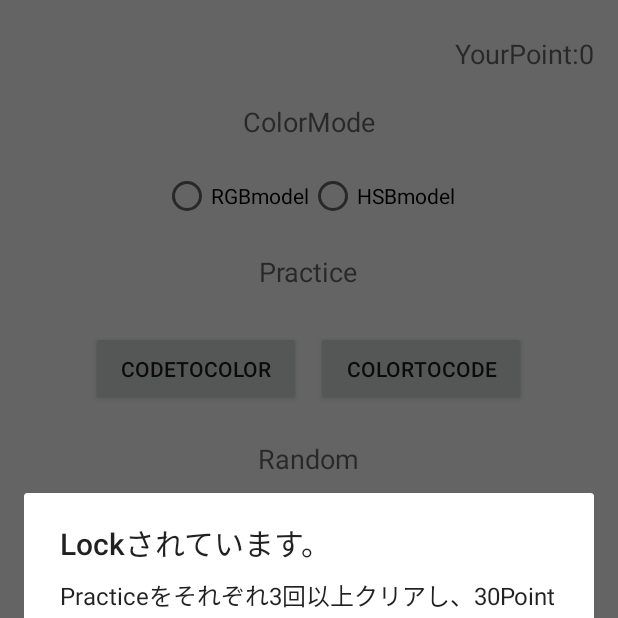
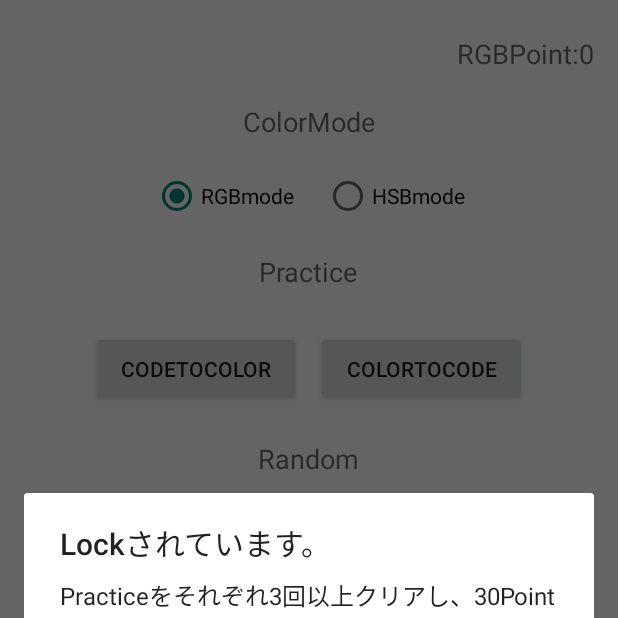
Before and after one commit to AkihiroTokai/ColorCodeQuiz, an Android app: the screen it shows after launch (MenuActivity), after a tap on "LEVEL1～5", on a phone screen of 412 x 824 dp, the top half of it. Run offline under Robolectric (Android 15) with nearby library versions, the phone set to English and light mode, and no system bars; libraries missing offline, so code that uses them is left out: com.beardedhen.androidbootstrap, com.facebook; plain views replace BootstrapButton; 3 statements that could not run were skipped.

Commit message:
HSB init Menu

```diff
--- a/app/src/main/java/com/example/owner/colorcodequiz/MenuActivity.java
+++ b/app/src/main/java/com/example/owner/colorcodequiz/MenuActivity.java
@@ -20,12 +20,18 @@ public class MenuActivity extends AppCompatActivity {
     private TextView nowPointview;
     private TextView mode;
     private int colormode;
-    private int nowPoint;
+
+    private int RGB_nowPoint;
+    private int RGB_ull_CodetoColor;
+    private int RGB_ull_ColortoCode;
+    private int RGB_nocomp_CodetoColor0;
+    private int RGB_nocomp_ColortoCode0;
+
     private int HSB_nowPoint;
-    private int ull_CodetoColor;
-    private int ull_ColortoCode;
-    private int nocomp_CodetoColor0;
-    private int nocomp_ColortoCode0;
+    private int HSB_ull_CodetoColor;
+    private int HSB_ull_ColortoCode;
+    private int HSB_nocomp_CodetoColor0;
+    private int HSB_nocomp_ColortoCode0;
 
 
     @Override
@@ -35,7 +41,7 @@ public class MenuActivity extends AppCompatActivity {
 
         nowPointview = (TextView) findViewById(R.id.nowPointview);
         mode =(TextView)findViewById(R.id.mode);
-
+        colormode = 1;
        /* ParseQuery<getData> parseQuery = new ParseQuery<>(getData.class);
         parseQuery.findInBackground(new FindCallback<getData>() {
             @Override
@@ -80,24 +86,40 @@ public class MenuActivity extends AppCompatActivity {
 
         //getData（SharedPreference)
         SharedPreferences getData = getSharedPreferences("DataSave", Context.MODE_PRIVATE);
-        ull_CodetoColor = getData.getInt("ull_CodetoColor",0 );
-        ull_ColortoCode = getData.getInt("ull_ColortoCode",0);
-        nowPoint = getData.getInt("nowPoint",0);
-        nocomp_CodetoColor0 = getData.getInt("nocomp_CodetoColor",0);
-        nocomp_ColortoCode0 = getData.getInt("nocomp_ColortoCode0",0);
+        RGB_ull_CodetoColor = getData.getInt("RGB_ull_CodetoColor",0 );
+        RGB_ull_ColortoCode = getData.getInt("RGB_ull_ColortoCode",0);
+        RGB_nowPoint = getData.getInt("RGB_nowPoint",0);
+        RGB_nocomp_CodetoColor0 = getData.getInt("RGB_nocomp_CodetoColor",0);
+        RGB_nocomp_ColortoCode0 = getData.getInt("RGB_nocomp_ColortoCode0",0);
 
-        nowPointview.setText("YourPoint:"+nowPoint);
+        HSB_ull_CodetoColor = getData.getInt("HSB_ull_CodetoColor",0 );
+        HSB_ull_ColortoCode = getData.getInt("HSB_ull_ColortoCode",0);
+        HSB_nowPoint = getData.getInt("HSB_nowPoint",0);
+        HSB_nocomp_CodetoColor0 = getData.getInt("HSB_nocomp_CodetoColor",0);
+        HSB_nocomp_ColortoCode0 = getData.getInt("HSB_nocomp_ColortoCode0",0);
+
+        nowPointview.setText("RGBPoint:" + RGB_nowPoint);
 
         //changeIcon
-        if (ull_CodetoColor >= 1 || ull_ColortoCode >= 1) {
+        if (colormode == 1) {
+            if (RGB_ull_CodetoColor >= 1 || RGB_ull_ColortoCode >= 1) {
                 BootstrapButton tomenu2 = (BootstrapButton) findViewById(R.id.tomenu2);
                 tomenu2.setLeftIcon("fa-unlock");
             }
-        if (ull_CodetoColor >= 6 || ull_ColortoCode >= 6) {
+            if (RGB_ull_CodetoColor >= 6 || RGB_ull_ColortoCode >= 6) {
                 BootstrapButton tomenu3 = (BootstrapButton) findViewById(R.id.tomenu3);
                 tomenu3.setLeftIcon("fa-unlock");
             }
-
+        }else if (colormode == 2) {
+            if (HSB_ull_CodetoColor >= 1 || HSB_ull_ColortoCode >= 1) {
+                BootstrapButton tomenu2 = (BootstrapButton) findViewById(R.id.tomenu2);
+                tomenu2.setLeftIcon("fa-unlock");
+            }
+            if (HSB_ull_CodetoColor >= 6 || HSB_ull_ColortoCode >= 6) {
+                BootstrapButton tomenu3 = (BootstrapButton) findViewById(R.id.tomenu3);
+                tomenu3.setLeftIcon("fa-unlock");
+            }
+        }
 
     }
 
@@ -108,19 +130,33 @@ public class MenuActivity extends AppCompatActivity {
 
     public void selectRGB(View v){
          colormode = 1;
-         nowPointview.setText(nowPoint);
+         nowPointview.setText("RGBPoint:"+RGB_nowPoint);
     }
 
     public void selectHSB (View v){
         colormode = 2;
-        nowPointview.setText(HSB_nowPoint);
+        nowPointview.setText("HSBPoint"+HSB_nowPoint);
     }
 
     public void tomenu2(View v) {
-        if (ull_CodetoColor>=1||ull_CodetoColor>=1) {
+        if (colormode == 1) {
+            if (RGB_ull_CodetoColor >= 1 || RGB_ull_CodetoColor >= 1) {
                 Intent intent = new Intent(MenuActivity.this, menu2Activity.class);
+                intent.putExtra("colormode", colormode);
                 startActivity(intent);
-        } else{
+            } else {
+                new AlertDialog.Builder(MenuActivity.this)
+                        .setTitle("Lockされています。")
+                        .setMessage("Practiceをそれぞれ3回以上クリアし、30Point以上獲得してください。")
+                        .setPositiveButton("OK", null)
+                        .show();
+            }
+        } else if (colormode == 2) {
+            if (HSB_ull_CodetoColor >= 1 || HSB_ull_CodetoColor >= 1) {
+                Intent intent = new Intent(MenuActivity.this, menu2Activity.class);
+                intent.putExtra("colormode", colormode);
+                startActivity(intent);
+            } else {
                 new AlertDialog.Builder(MenuActivity.this)
                         .setTitle("Lockされています。")
                         .setMessage("Practiceをそれぞれ3回以上クリアし、30Point以上獲得してください。")
@@ -128,29 +164,53 @@ public class MenuActivity extends AppCompatActivity {
                         .show();
             }
         }
+    }
+
 
     public void tomenu3(View v) {
-        if (ull_CodetoColor >= 6||ull_CodetoColor >= 6) {
+        if (colormode == 1) {
+            if (RGB_ull_CodetoColor >= 6 || RGB_ull_CodetoColor >= 6) {
                 Intent intent = new Intent(MenuActivity.this, menu3Activity.class);
+                intent.putExtra("colormode", colormode);
                 startActivity(intent);
-        } else{
+            } else {
                 new AlertDialog.Builder(MenuActivity.this)
                         .setTitle("Lockされています。")
                         .setMessage("レベル6をUnLockしてください。")
-                    .setPositiveButton("OK",null)
+                        .setPositiveButton("OK", null)
                         .show();
+            }
+        }else if (colormode ==2){
+            if (HSB_ull_CodetoColor >= 6 || HSB_ull_CodetoColor >= 6) {
+                Intent intent = new Intent(MenuActivity.this, menu3Activity.class);
+                intent.putExtra("colormode", colormode);
+                startActivity(intent);
+            } else {
+                new AlertDialog.Builder(MenuActivity.this)
+                        .setTitle("Lockされています。")
+                        .setMessage("レベル6をUnLockしてください。")
+                        .setPositiveButton("OK", null)
+                        .show();
+            }
         }
     }
 
     public void CodetoColor_practice (View v){
+        int thisnocomp = 0;
+        if(colormode == 1){
+           thisnocomp = RGB_nocomp_CodetoColor0;
+        } else if (colormode == 2){
+           thisnocomp = HSB_nocomp_CodetoColor0;
+        }
         new AlertDialog.Builder(MenuActivity.this)
                 .setTitle("CodetoColor_praciceをStartしますか？")
-                .setMessage("問題は10問です。"+ nocomp_CodetoColor0 +"回クリアしています。")
+                .setMessage("問題は10問です。"+ thisnocomp +"回クリアしています。")
                 .setPositiveButton("OK", new DialogInterface.OnClickListener() {
                     @Override
                     public void onClick(DialogInterface dialog, int which) {
                         // OK button pressed
                         Intent intent = new Intent(MenuActivity.this, MainActivity.class);
+                        intent.putExtra("colormode",colormode);
                         startActivity(intent);
                     }
                 })
@@ -159,14 +219,21 @@ public class MenuActivity extends AppCompatActivity {
     }
 
     public void ColortoCode_practice (View v){
+        int thisnocomp = 0;
+        if(colormode == 1){
+            thisnocomp = RGB_nocomp_CodetoColor0;
+        } else if (colormode == 2){
+            thisnocomp = HSB_nocomp_CodetoColor0;
+        }
         new AlertDialog.Builder(MenuActivity.this)
                 .setTitle("CodetoColor_praciceをStartしますか？")
-                .setMessage("問題は10問です。"+ nocomp_ColortoCode0 +"回クリアしています。")
+                .setMessage("問題は10問です。"+ thisnocomp +"回クリアしています。")
                 .setPositiveButton("OK", new DialogInterface.OnClickListener() {
                     @Override
                     public void onClick(DialogInterface dialog, int which) {
                         // OK button pressed
                         Intent intent = new Intent(MenuActivity.this, ColortoCode_practiceActivity.class);
+                        intent.putExtra("colormode",colormode);
                         startActivity(intent);
                     }
                 })
@@ -174,15 +241,7 @@ public class MenuActivity extends AppCompatActivity {
                 .show();
     }
 
-     public void menu2 (View v) {
-         Intent intent = new Intent(MenuActivity.this, menu2Activity.class);
-         startActivity(intent);
-     }
 
-    public void menu3 (View v) {
-        Intent intent = new Intent(MenuActivity.this, menu3Activity.class);
-        startActivity(intent);
-    }
 
     @Override
     public boolean onCreateOptionsMenu(Menu menu) {
--- a/app/src/main/res/layout/activity_menu.xml
+++ b/app/src/main/res/layout/activity_menu.xml
@@ -50,20 +50,30 @@
         android:layout_height="50dp"
         android:weightSum="1"
         android:gravity="center">
+        <RadioGroup
+            android:id="@+id/radiogroup"
+            android:layout_width="match_parent"
+            android:layout_height="wrap_content"
+            android:orientation="horizontal"
+            android:gravity="center">
 
             <RadioButton
                 android:layout_width="wrap_content"
                 android:layout_height="wrap_content"
-                android:text="RGBmodel"
-                android:id="@+id/radioButton2"
+                android:text="RGBmode"
+                android:id="@+id/rgb"
+                android:checked="true"
                 android:onClick="selectRGB" />
-
             <RadioButton
                 android:layout_width="wrap_content"
                 android:layout_height="wrap_content"
-                android:text="HSBmodel"
-                android:id="@+id/radioButton"
-                android:onClick="selectHSB" />
+                android:layout_marginLeft="20dp"
+                android:text="HSBmode"
+                android:id="@+id/hsb"
+                android:onClick="selectHSB"
+                android:layout_gravity="right" />
+
+        </RadioGroup>
 
     </LinearLayout>
 
```
Also changed, not shown: app/src/main/java/com/example/owner/colorcodequiz/ColortoCodeActivity.java (+6 -34 lines), 8 other files. Lines whose indentation alone changed are shown as unchanged.
